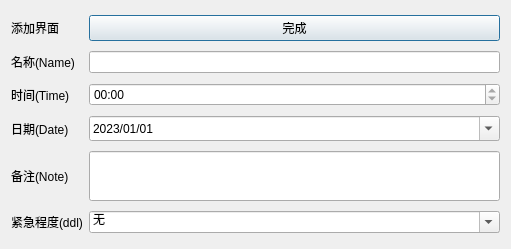
Before: the Qt Designer form addnew.ui in XiangSirui/test, drawn with Qt 5.
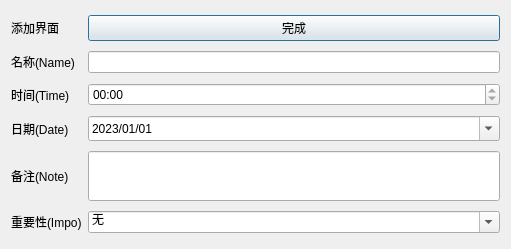
After: the same form once the commit is applied.

```diff
--- a/addnew.ui
+++ b/addnew.ui
@@ -43,7 +43,7 @@
    <item row="5" column="0">
     <widget class="QLabel" name="label_2">
      <property name="text">
-      <string>紧急程度(ddl)</string>
+      <string>重要性(Impo)</string>
      </property>
     </widget>
    </item>
```
Left out of the diff: 18 changed lines with no effect on the pictures.
